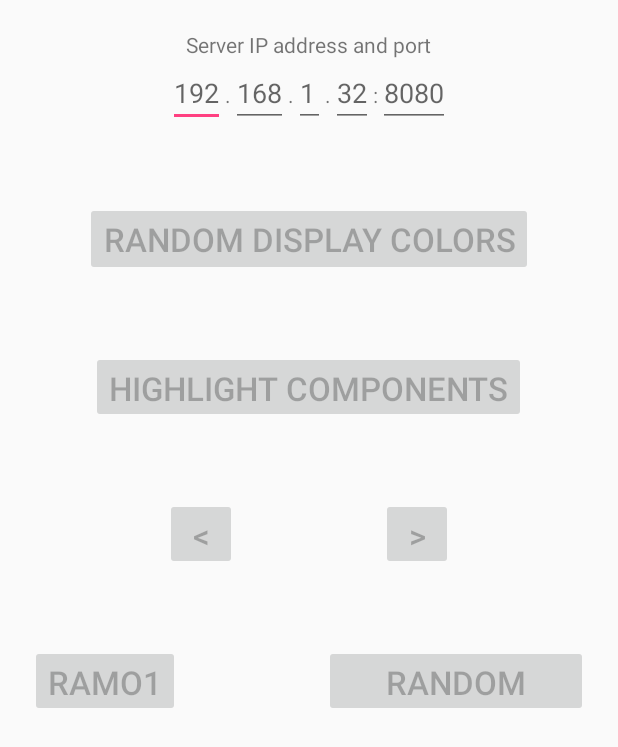
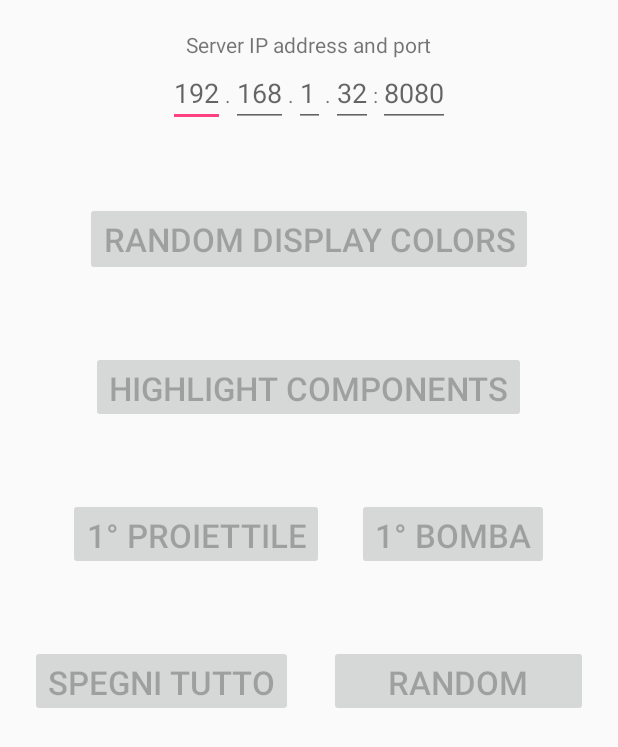
Before and after one commit to MichelaBellei/did_android, an Android app: the screen it shows after launch (MainActivity), on a phone screen of 412 x 824 dp. Shown: the top 747 px of the screen. Run offline under Robolectric (Android 15) with nearby library versions, the phone set to English and light mode, and no system bars; our stand-ins replace ButterKnife.

Commit message:
nomi più sensati ai bottoni

```diff
--- a/app/src/main/res/layout/main_activity.xml
+++ b/app/src/main/res/layout/main_activity.xml
@@ -99,20 +99,20 @@
 
     <Button
         android:id="@+id/move_backward_button"
-        android:layout_width="48dp"
+        android:layout_width="wrap_content"
         android:layout_height="48dp"
-        android:text="@string/goleft"
+        android:text="1° proiettile"
         android:textSize="22sp" />
 
     <View
-        android:layout_width="96dp"
+        android:layout_width="22dp"
         android:layout_height="match_parent" />
 
     <Button
         android:id="@+id/move_forward_button"
-        android:layout_width="48dp"
+        android:layout_width="wrap_content"
         android:layout_height="48dp"
-        android:text="@string/goright"
+        android:text="1° bomba"
         android:textSize="22sp" />
 </LinearLayout>
 
@@ -126,10 +126,10 @@
             android:layout_width="wrap_content"
             android:layout_height="48dp"
             android:layout_marginTop="50dp"
-            android:text="Ramo1"
+            android:text="Spegni tutto"
             android:textSize="22sp" />
         <View
-            android:layout_width="96dp"
+            android:layout_width="24dp"
             android:layout_height="match_parent" />
 
         <Button
```
